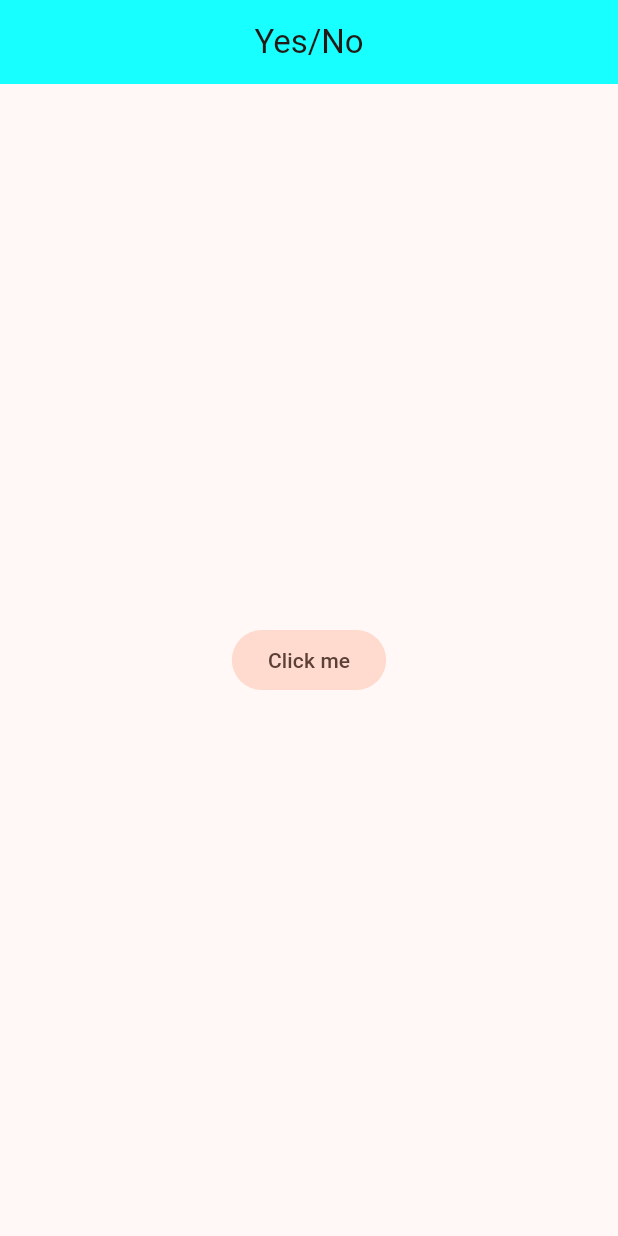
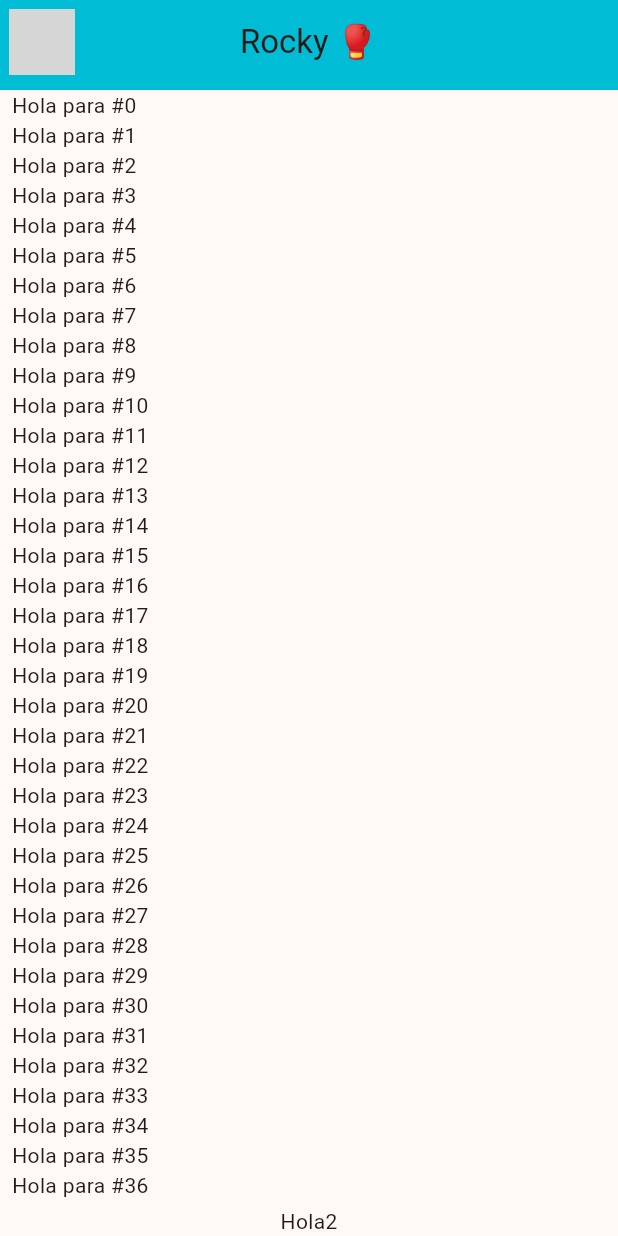
Before and after one commit to RafaEscobar/Flutter-Maybe-App, a Flutter app: the screen it shows after launch, on a phone screen of 412 x 824 dp. Run offline on Flutter 3.47's test engine with Material 3 defaults, Android fonts, the light colour scheme and no system bars; network calls fail; grey boxes are pictures that could not be loaded.

Commit message:
Agrega ListView base para los mensajes

```diff
--- a/lib/main.dart
+++ b/lib/main.dart
@@ -1,5 +1,6 @@
 import 'package:flutter/material.dart';
 import 'package:maybe_app/config/themes/app_theme.dart';
+import 'package:maybe_app/presentation/screens/chat/chat_screen.dart';
 
 void main(){
   runApp(MyApp());
@@ -13,18 +14,7 @@ class MyApp extends StatelessWidget {
     return MaterialApp(
       debugShowCheckedModeBanner: false,
       theme: AppTheme(selectedColor: 4).theme(),
-      home: Scaffold(
-        appBar: AppBar(
-          backgroundColor: Colors.cyanAccent,
-          title: const Center(child: Text('Yes/No')),
-        ),
-        body: Center(
-          child: FilledButton.tonal(
-            onPressed: (){},
-            child: const Text('Click me')
-          )
-        ),
-      ),
+      home: const ChatScreen()
     );
   }
 
--- /dev/null
+++ b/lib/presentation/screens/chat/chat_screen.dart
@@ -0,0 +1,60 @@
+import 'package:flutter/material.dart';
+
+class ChatScreen extends StatelessWidget {
+  const ChatScreen({super.key});
+
+  @override
+  Widget build(BuildContext context) {
+    return const Scaffold(
+      appBar: AppBarChat(),
+      body: BodyChat(),
+    );
+  }
+}
+
+class BodyChat extends StatelessWidget {
+  const BodyChat({super.key});
+
+  @override
+  Widget build(BuildContext context) {
+    return SafeArea(
+      child: Padding(
+        padding: const EdgeInsets.symmetric(horizontal: 8.0),
+        child: Column(
+          children: [
+            Expanded(
+              child: ListView.builder(
+                itemBuilder: (context, index) {
+                  return Text('Hola para #$index');
+                }
+              )
+            ),
+            Text('Hola2'),
+          ],
+        ),
+      ),
+    );
+  }
+}
+
+class AppBarChat extends StatelessWidget implements PreferredSizeWidget {
+  const AppBarChat({super.key});
+
+  @override
+  Size get preferredSize => const Size.fromHeight(60);
+
+  @override
+  Widget build(BuildContext context) {
+    return AppBar(
+      backgroundColor: Colors.cyan,
+      leading: const Padding(
+        padding: EdgeInsets.all(6.0),
+        child: CircleAvatar(
+          backgroundImage: NetworkImage('https://m.media-amazon.com/images/I/81xWWYfuQwL._UC256,256_CACC,256,256_.jpg'),
+        )
+      ),
+      title: const Text('Rocky 🥊'),
+      centerTitle: true,
+    );
+  }
+}
--- /dev/null
+++ b/lib/presentation/widgets/my_bubble_chat.dart
@@ -0,0 +1,10 @@
+import 'package:flutter/material.dart';
+
+class MyBubbleChat extends StatelessWidget {
+  const MyBubbleChat({super.key});
+
+  @override
+  Widget build(BuildContext context) {
+    return const Text('My bubble chat');
+  }
+}
```
